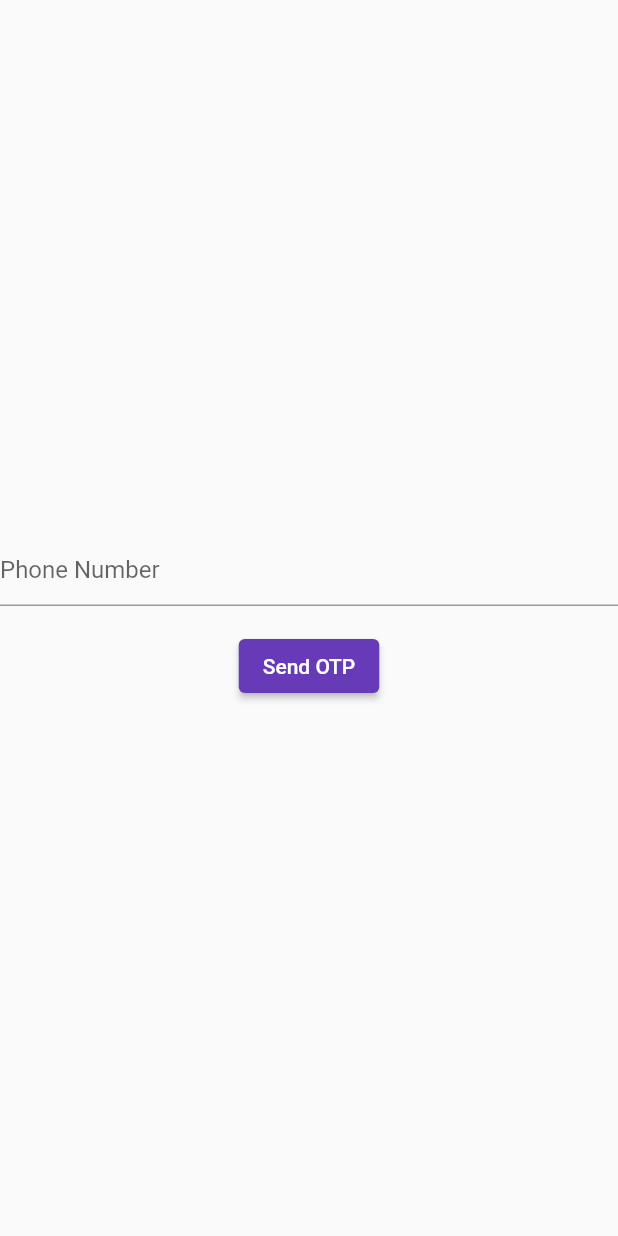
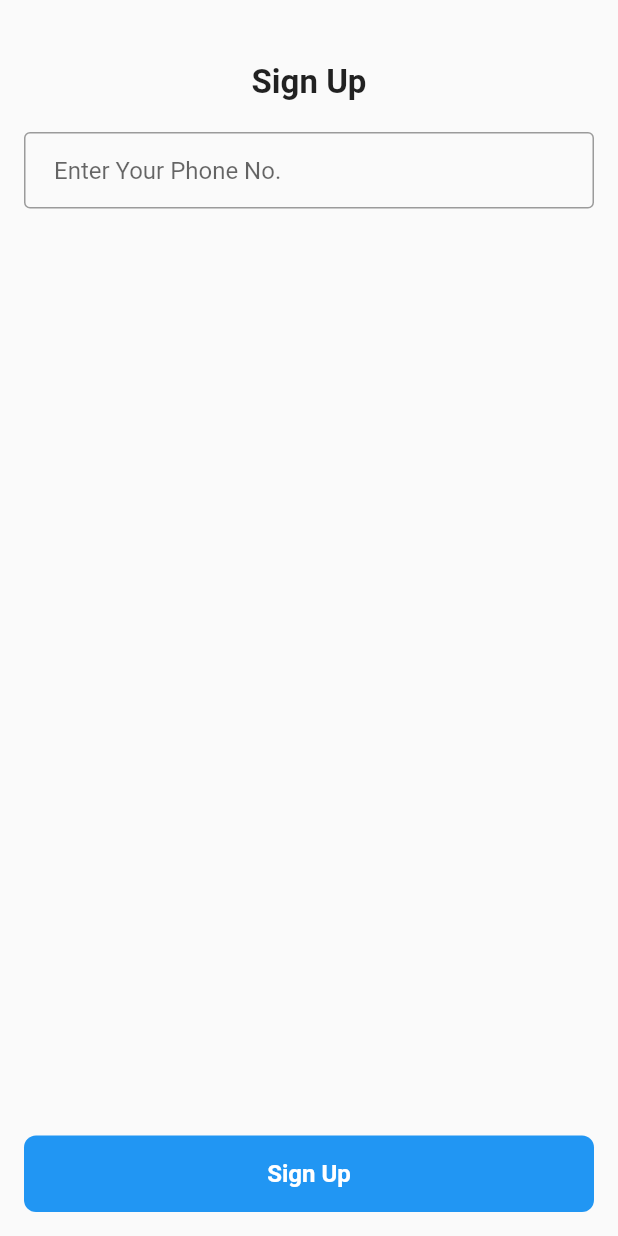
Before and after one commit to nandaydas/bike_service_app, a Flutter app: the screen it shows after launch, on a phone screen of 412 x 824 dp. Run offline on Flutter 3.47's test engine with Material 2 defaults, Android fonts, the phone set to English and light mode, and no system bars; our stand-ins replace cached_network_image, cloud_firestore, firebase_auth, firebase_core, flutter_easyloading, fluttertoast and 2 more; accounts and stored records are empty.

Commit message:
Fixed Phone Auth

```diff
--- a/lib/Binding/controller_binding.dart
+++ b/lib/Binding/controller_binding.dart
@@ -1,3 +1,4 @@
+import 'package:bike_service_app/controller/auth_controller.dart';
 import 'package:bike_service_app/controller/centers_controller.dart';
 import 'package:get/get.dart';
 
@@ -5,5 +6,6 @@ class ControllerBinding extends Bindings {
   @override
   void dependencies() {
     Get.put(centersController());
+    Get.put(AuthController());
   }
 }
--- a/lib/main.dart
+++ b/lib/main.dart
@@ -1,8 +1,11 @@
 import 'package:bike_service_app/Binding/controller_binding.dart';
+import 'package:bike_service_app/view/Provider_Side/provider_dashboard.dart';
 import 'package:bike_service_app/view/User_side/user_dashboard.dart';
+import 'package:bike_service_app/view/otp.dart';
 import 'package:bike_service_app/view/signin.dart';
 import 'package:firebase_core/firebase_core.dart';
 import 'package:flutter/material.dart';
+import 'package:flutter_easyloading/flutter_easyloading.dart';
 import 'package:get/get.dart';
 import 'firebase_options.dart';
 
@@ -20,12 +23,20 @@ class MyApp extends StatelessWidget {
   @override
   Widget build(BuildContext context) {
     return GetMaterialApp(
+      builder: EasyLoading.init(),
+      initialBinding: ControllerBinding(),
       debugShowCheckedModeBanner: false,
       theme: ThemeData(
         primarySwatch: Colors.deepPurple,
       ),
-      home: MobileVerification(),
-      initialBinding: ControllerBinding(),
+      title: 'Auth',
+      getPages: [
+        GetPage(name: '/SIGNUP', page: () => SignIn()),
+        GetPage(name: '/OTP', page: () => OTP()),
+        GetPage(name: '/USERDASHBOARD', page: () => UserDashboard()),
+        GetPage(name: '/PROVIDERDASHBOARD', page: () => ProviderDashboard()),
+      ],
+      initialRoute: 'SIGNUP',
     );
   }
 }
--- a/lib/view/User_side/user_dashboard.dart
+++ b/lib/view/User_side/user_dashboard.dart
@@ -4,12 +4,12 @@ import 'account_page.dart';
 import 'history_page.dart';
 import 's_centers_page.dart';
 
-class MyDashboard extends StatefulWidget {
+class UserDashboard extends StatefulWidget {
   @override
-  State<MyDashboard> createState() => _MyDashboardState();
+  State<UserDashboard> createState() => _MyDashboardState();
 }
 
-class _MyDashboardState extends State<MyDashboard> {
+class _MyDashboardState extends State<UserDashboard> {
   int _currentTab = 0;
 
   List _Body = [ServicesPage(), HistoryPage(), AccountPage()];
--- a/lib/view/signin.dart
+++ b/lib/view/signin.dart
@@ -1,146 +1,83 @@
-import 'package:bike_service_app/view/User_side/user_dashboard.dart';
-import 'package:firebase_auth/firebase_auth.dart';
+import 'package:flutter/material.dart';
+import 'package:get/get.dart';
 import 'package:firebase_core/firebase_core.dart';
-import 'package:flutter/material.dart';
 
-enum MobileVerificationState {
-  SHOW_MOBILE_FORM_STATE,
-  SHOW_OTP_FORM_STATE,
-}
+import '../controller/auth_controller.dart';
 
-class MobileVerification extends StatefulWidget {
-  MobileVerification({Key? key}) : super(key: key);
-
-  @override
-  State<MobileVerification> createState() => _MobileVerificationState();
-}
-
-class _MobileVerificationState extends State<MobileVerification> {
-  MobileVerificationState currentState =
-      MobileVerificationState.SHOW_MOBILE_FORM_STATE;
-
-  final phoneController = TextEditingController();
-  final otpController = TextEditingController();
-
-  FirebaseAuth _auth = FirebaseAuth.instance;
-
-  String verificationId = '';
-
-  bool showLoading = false;
-
-  void signInWithPhoneAuthCredentials(
-      PhoneAuthCredential phoneAuthCredential) async {
-    setState(() {
-      showLoading = true;
-    });
-
-    try {
-      final authCredential =
-          await _auth.signInWithCredential(phoneAuthCredential);
-      setState(() {
-        showLoading = false;
-      });
-
-      if (authCredential.user != null) {
-        Navigator.push(
-          context,
-          MaterialPageRoute(
-            builder: ((context) => MyDashboard()),
-          ),
-        );
-      }
-    } on FirebaseAuthException catch (e) {
-      setState(() {
-        showLoading = false;
-      });
-    }
-  }
-
-  getMobileForWidget(context) {
-    return Column(
-      children: [
-        Spacer(),
-        TextField(
-          decoration: InputDecoration(hintText: "Phone Number"),
-          controller: phoneController,
-        ),
-        SizedBox(
-          height: 16,
-        ),
-        ElevatedButton(
-          onPressed: () async {
-            await _auth.verifyPhoneNumber(
-              phoneNumber: phoneController.text,
-              verificationCompleted: (PhoneAuthCredential) async {
-                setState(() {
-                  showLoading = false;
-                });
-              },
-              verificationFailed: (PhoneVerificationFailed) async {
-                setState(() {
-                  showLoading = false;
-                });
-
-                ScaffoldMessenger.of(context).showSnackBar(
-                  SnackBar(
-                    content: Text(PhoneVerificationFailed.message!),
-                  ),
-                );
-              },
-              codeSent: (verificationId, forceResendingToken) {
-                setState(() {
-                  showLoading = false;
-                  currentState = MobileVerificationState.SHOW_OTP_FORM_STATE;
-                  this.verificationId = verificationId;
-                });
-              },
-              codeAutoRetrievalTimeout: (verificationId) {},
-            );
-            print(verificationId);
-          },
-          child: Text("Send OTP"),
-        ),
-        Spacer(),
-      ],
-    );
-  }
-
-  getOtpForWidget(context) {
-    return Column(
-      children: [
-        Spacer(),
-        TextField(
-          decoration: InputDecoration(hintText: "Enter OTP"),
-        ),
-        SizedBox(
-          height: 16,
-        ),
-        ElevatedButton(
-          onPressed: () async {
-            PhoneAuthCredential phoneAuthCredential =
-                PhoneAuthProvider.credential(
-                    verificationId: verificationId,
-                    smsCode: otpController.text);
-
-            signInWithPhoneAuthCredentials(phoneAuthCredential);
-          },
-          child: Text("Verify"),
-        ),
-        Spacer(),
-      ],
-    );
-  }
+class SignIn extends StatelessWidget {
+  const SignIn({Key? key}) : super(key: key);
 
   @override
   Widget build(BuildContext context) {
+    AuthController ac = Get.find<AuthController>();
     return Scaffold(
-      body: showLoading
-          ? Center(
-              child: CircularProgressIndicator(),
+      body: Container(
+        margin: const EdgeInsets.only(
+          left: 16,
+          right: 16,
+          top: 42,
+          bottom: 16,
+        ),
+        child: Stack(
+          children: [
+            Align(
+              child: Column(
+                children: [
+                  const Text(
+                    'Sign Up',
+                    style: TextStyle(
+                      fontWeight: FontWeight.bold,
+                      fontSize: 22,
+                    ),
+                  ),
+                  const SizedBox(height: 20),
+                  TextField(
+                    focusNode: ac.focus,
+                    controller: ac.phoneNumberController,
+                    keyboardType: TextInputType.number,
+                    decoration: const InputDecoration(
+                      hintText: 'Enter Your Phone No.',
+                      border: OutlineInputBorder(),
+                      contentPadding: EdgeInsets.only(
+                        left: 20,
+                        right: 20,
+                        top: 16,
+                        bottom: 16,
+                      ),
+                    ),
+                  )
+                ],
+              ),
+            ),
+            Align(
+              alignment: Alignment.bottomCenter,
+              child: InkWell(
+                onTap: ac.signup,
+                child: Container(
+                  padding: const EdgeInsets.all(16),
+                  decoration: BoxDecoration(
+                    color: Colors.blue,
+                    borderRadius: BorderRadius.circular(8),
+                  ),
+                  child: Row(
+                    mainAxisAlignment: MainAxisAlignment.center,
+                    children: const [
+                      Text(
+                        'Sign Up',
+                        style: TextStyle(
+                          fontSize: 16,
+                          fontWeight: FontWeight.bold,
+                          color: Colors.white,
+                        ),
+                      ),
+                    ],
+                  ),
+                ),
+              ),
             )
-          : currentState == MobileVerificationState.SHOW_MOBILE_FORM_STATE
-              ? getMobileForWidget(context)
-              : getOtpForWidget(context),
+          ],
+        ),
+      ),
     );
   }
 }
--- a/pubspec.yaml
+++ b/pubspec.yaml
@@ -41,6 +41,9 @@ dependencies:
   firebase_auth: ^3.5.1
   cloud_firestore: ^3.4.1
   flutterfire_ui: ^0.4.3+1
+  flutter_easyloading: ^3.0.5
+  fluttertoast: ^8.0.9
+  sms_autofill: ^2.2.0
 
 dev_dependencies:
   flutter_test:
```
Also changed, not shown: lib/controller/auth_controller.dart (+113 -0 lines), lib/view/otp.dart (+84 -0 lines), pubspec.lock.
